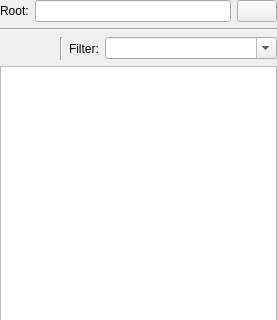
Before: the Qt Designer form src/app/filesystemview.ui in braeun/FitsIP, drawn with Qt 5; both pictures show x 0 to 277 and y 0 to 320 of the 277 by 589 pixel window.
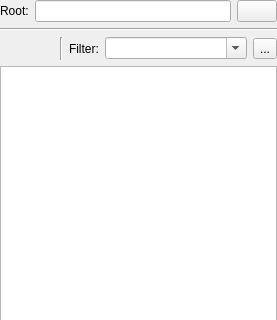
After: the same form once the commit is applied. Icons and pictures are not drawn.

```diff
--- a/src/app/filesystemview.ui
+++ b/src/app/filesystemview.ui
@@ -151,6 +151,20 @@
            </property>
           </widget>
          </item>
+         <item>
+          <widget class="QToolButton" name="clearFilterButton">
+           <property name="toolTip">
+            <string>&lt;html&gt;&lt;head/&gt;&lt;body&gt;&lt;p&gt;Clear list of filters&lt;/p&gt;&lt;/body&gt;&lt;/html&gt;</string>
+           </property>
+           <property name="text">
+            <string>...</string>
+           </property>
+           <property name="icon">
+            <iconset resource="icons.qrc">
+             <normaloff>:/resources/icons/edit-clear-list.png</normaloff>:/resources/icons/edit-clear-list.png</iconset>
+           </property>
+          </widget>
+         </item>
         </layout>
        </widget>
       </item>
```
Left out of the diff: 4 changed lines with no effect on the pictures.
